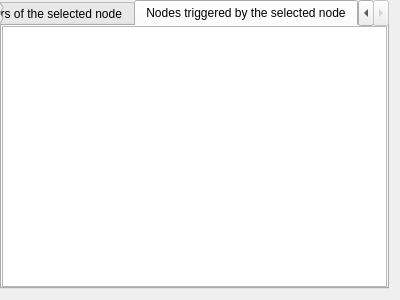
Before: the Qt Designer form Viewer/src/TriggerBrowser.ui in ecmwf/ecflow, drawn with Qt 5.
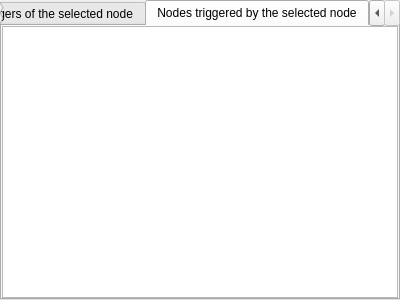
After: the same form once the commit is applied. Custom widgets are drawn as their Qt base class.

Commit message: ecFlowUI: implement Triggers panel ECFLOW-118

```diff
--- a/Viewer/src/TriggerBrowser.ui
+++ b/Viewer/src/TriggerBrowser.ui
@@ -23,6 +23,12 @@
    <property name="topMargin">
     <number>0</number>
    </property>
+   <property name="rightMargin">
+    <number>0</number>
+   </property>
+   <property name="bottomMargin">
+    <number>0</number>
+   </property>
    <item>
     <widget class="QTabWidget" name="tab_">
      <property name="currentIndex">
```
The commit also changes 31 other files.
